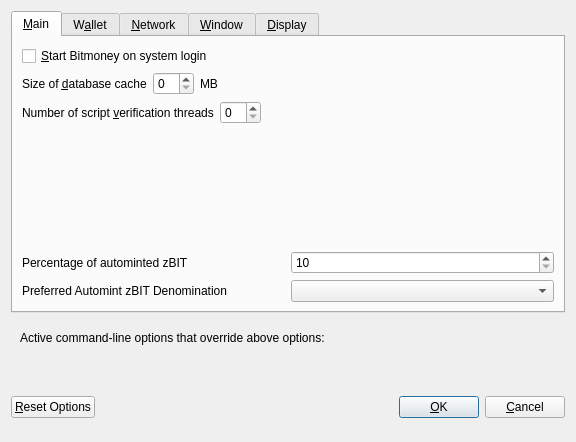
Above: src/qt/forms/optionsdialog.ui from eenglish34/E-BlockMail before the change. Below: the same form after it.
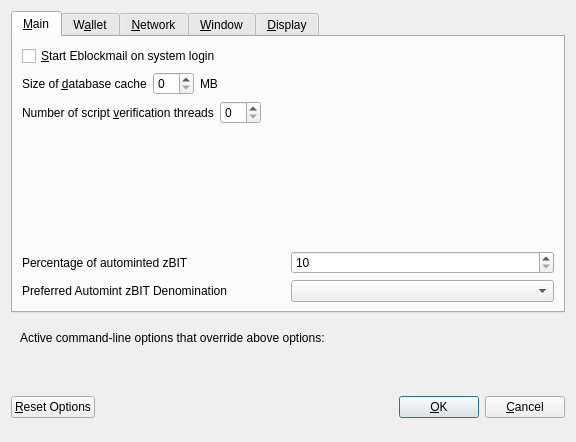
That is the form after the change. Custom widgets are drawn as their Qt base class.

Commit message: Updated code to include eblockmail formats

Diff of the .ui file:
```diff
--- a/src/qt/forms/optionsdialog.ui
+++ b/src/qt/forms/optionsdialog.ui
@@ -33,7 +33,7 @@
           <string>Automatically start Bitmoney after logging in to the system.</string>
          </property>
          <property name="text">
-          <string>&amp;Start Bitmoney on system login</string>
+          <string>&amp;Start Eblockmail on system login</string>
          </property>
         </widget>
        </item>
```
Left out of the diff: 10 changed lines with no effect on the pictures. The commit also changes 211 other files.
